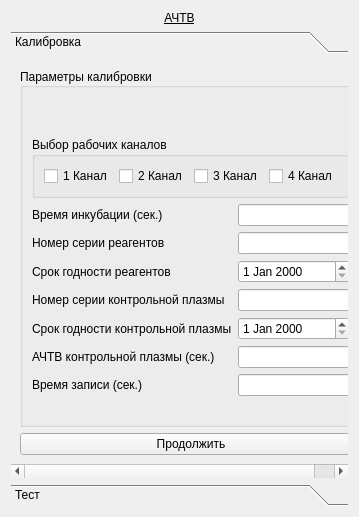
Qt form choisedialog/ko2.ui (krang4d/Agrekola) before a commit.
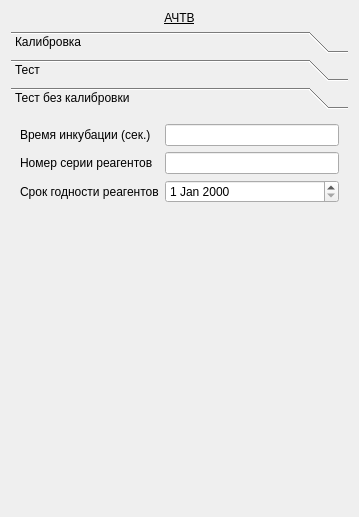
The same form after that commit. Custom widgets are drawn as their Qt base class.

What changed in the file:
```diff
--- a/choisedialog/ko2.ui
+++ b/choisedialog/ko2.ui
@@ -27,7 +27,7 @@
    <item>
     <widget class="QToolBox" name="toolBox">
      <property name="currentIndex">
-      <number>0</number>
+      <number>2</number>
      </property>
      <widget class="QWidget" name="page_1">
       <property name="geometry">
@@ -35,7 +35,7 @@
         <x>0</x>
         <y>0</y>
         <width>341</width>
-        <height>426</height>
+        <height>399</height>
        </rect>
       </property>
       <attribute name="label">
@@ -240,6 +240,57 @@
        <string>Тест</string>
       </attribute>
      </widget>
+     <widget class="QWidget" name="page_3">
+      <attribute name="label">
+       <string>Тест без калибровки</string>
+      </attribute>
+      <layout class="QVBoxLayout" name="verticalLayout_4">
+       <item>
+        <layout class="QFormLayout" name="formLayout_2">
+         <item row="0" column="0">
+          <widget class="QLabel" name="label_incube_2">
+           <property name="text">
+            <string>Время инкубации (сек.)</string>
+           </property>
+          </widget>
+         </item>
+         <item row="0" column="1">
+          <widget class="QLineEdit" name="lineEdit_incube_2">
+           <property name="inputMethodHints">
+            <set>Qt::ImhDigitsOnly</set>
+           </property>
+           <property name="text">
+            <string/>
+           </property>
+          </widget>
+         </item>
+         <item row="1" column="0">
+          <widget class="QLabel" name="label_6">
+           <property name="text">
+            <string>Номер серии реагентов</string>
+           </property>
+           <property name="buddy">
+            <cstring>lineEdit_1</cstring>
+           </property>
+          </widget>
+         </item>
+         <item row="1" column="1">
+          <widget class="QLineEdit" name="lineEdit_2"/>
+         </item>
+         <item row="2" column="0">
+          <widget class="QLabel" name="label_7">
+           <property name="text">
+            <string>Срок годности реагентов</string>
+           </property>
+          </widget>
+         </item>
+         <item row="2" column="1">
+          <widget class="QDateEdit" name="dateEdit_3"/>
+         </item>
+        </layout>
+       </item>
+      </layout>
+     </widget>
     </widget>
    </item>
   </layout>
```
Left out of the diff: 2 changed lines with no effect on the pictures.
